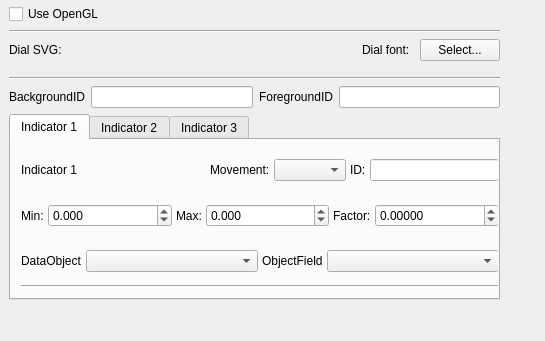
This is ground/openpilotgcs/src/plugins/dial/dialgadgetoptionspage.ui in openpilot/OpenPilot as Qt 5 draws it before an edit. The edited form follows.
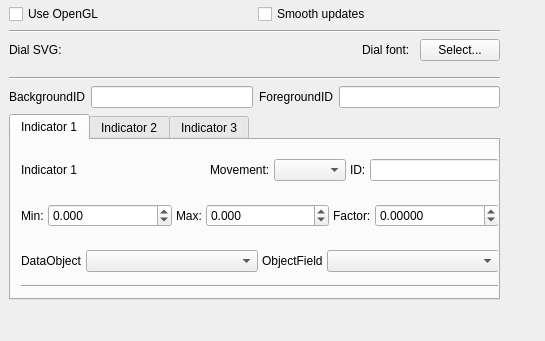
This is the edited form. Custom widgets are drawn as their Qt base class.

Commit message: Made openGL option default to not used, added smooth option to dials plugin

The edit to the form file:
```diff
--- a/ground/openpilotgcs/src/plugins/dial/dialgadgetoptionspage.ui
+++ b/ground/openpilotgcs/src/plugins/dial/dialgadgetoptionspage.ui
@@ -53,6 +53,13 @@
         </property>
        </widget>
       </item>
+      <item>
+       <widget class="QCheckBox" name="smoothUpdates">
+        <property name="text">
+         <string>Smooth updates</string>
+        </property>
+       </widget>
+      </item>
      </layout>
     </item>
     <item>
```
The commit also changes 8 other files.
